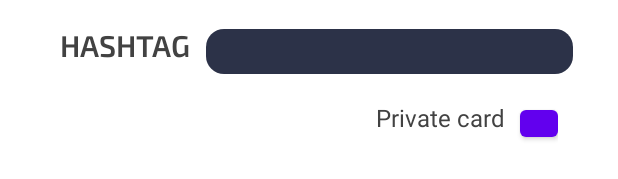
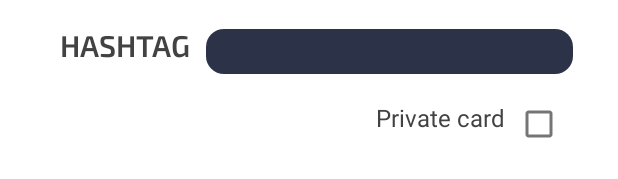
Before and after one commit to FundacioEsplaiJava2024/Flashcards, an Android app: the layout create_a_card.xml on its own in the app's theme, with its tools: preview values and no code run, on a phone screen of 412 x 824 dp. Shown: the part 514-693 px from the top of the screen. Run offline under Robolectric (Android 15) with nearby library versions, the phone set to English and light mode, and no system bars.

Commit message:
added Create a card interface

```diff
--- a/App/app/src/main/res/layout/create_a_card.xml
+++ b/App/app/src/main/res/layout/create_a_card.xml
@@ -94,7 +94,7 @@
         android:orientation="horizontal">
 
         <TextView
-            android:id="@+id/Hashtag"
+            android:id="@+id/tHashtag"
             android:layout_width="wrap_content"
             android:layout_height="wrap_content"
             android:layout_marginBottom="5dp"
@@ -106,7 +106,7 @@
             android:textStyle="bold" />
 
         <EditText
-            android:id="@+id/Hashtag"
+            android:id="@+id/eHashtag"
             android:layout_width="match_parent"
             android:layout_height="wrap_content"
             android:layout_marginStart="10dp"
@@ -139,7 +139,7 @@
             android:textSize="16sp"
             android:layout_marginEnd="10dp" />
 
-        <Button
+        <CheckBox
             android:id="@+id/privateCardButton"
             android:layout_width="25dp"
             android:layout_height="30dp"
```
